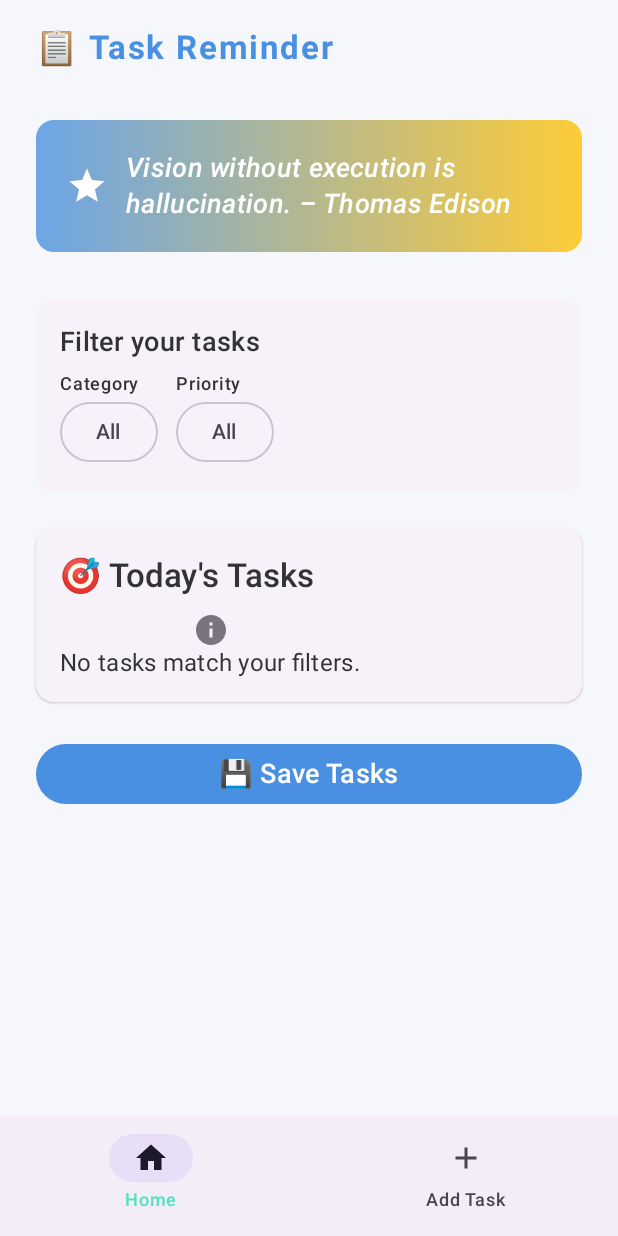
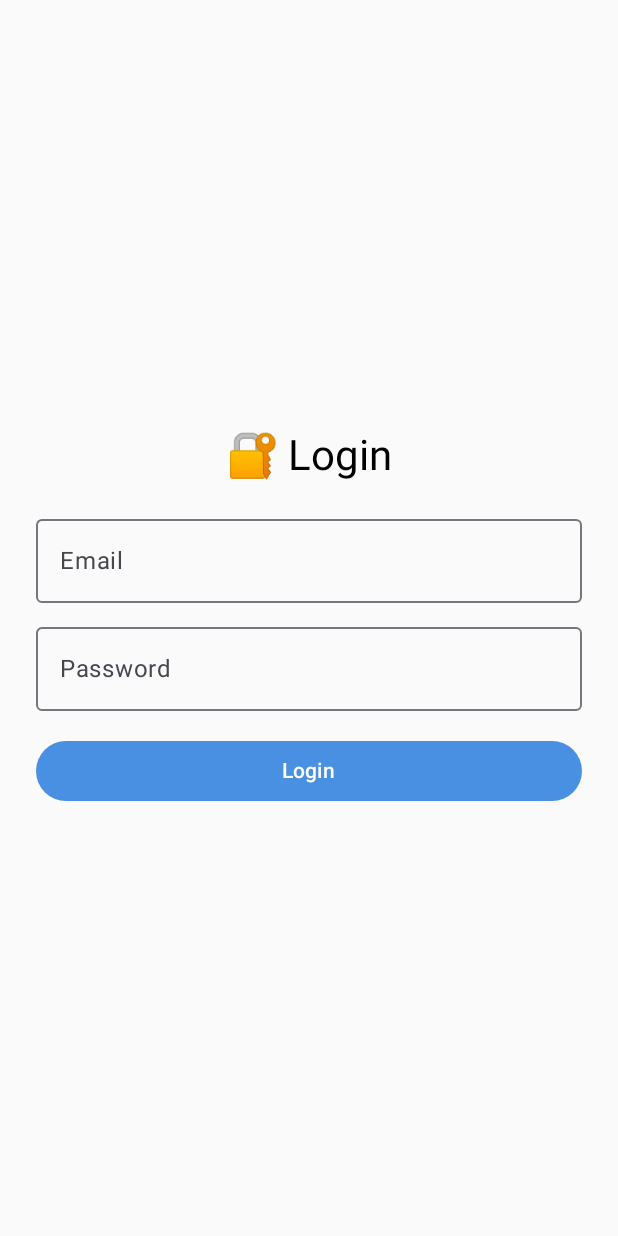
Before and after one commit to duynguyenminh84/Student_Application_Project, an Android app built with Jetpack Compose: the screen it shows after launch (MainActivity), on a phone screen of 412 x 824 dp. Run offline under Robolectric (Android 15) with nearby library versions, the phone set to English and light mode, and no system bars; our stand-ins replace Firebase (no records; nobody signed in at launch, a user with empty details on screens opened directly).

Commit message:
Application updated with Log In screen

```diff
--- a/app/build.gradle.kts
+++ b/app/build.gradle.kts
@@ -50,6 +50,8 @@
     implementation(libs.androidx.compose.ui.graphics)
     implementation(libs.androidx.compose.ui.tooling.preview)
     implementation(libs.androidx.compose.material3)
+    implementation(platform("com.google.firebase:firebase-bom:34.3.0"))
+    implementation("com.google.firebase:firebase-auth")
     testImplementation(libs.junit)
     androidTestImplementation(libs.androidx.junit)
     androidTestImplementation(libs.androidx.espresso.core)
@@ -58,3 +60,5 @@
     debugImplementation(libs.androidx.compose.ui.tooling)
     debugImplementation(libs.androidx.compose.ui.test.manifest)
 }
+
+apply(plugin = "com.google.gms.google-services")
--- a/app/src/main/java/com/duy842/student_application_project/MainActivity.kt
+++ b/app/src/main/java/com/duy842/student_application_project/MainActivity.kt
@@ -1,9 +1,12 @@
 package com.duy842.student_application_project
 
+import android.R.attr.password
 import android.os.Bundle
 import androidx.activity.ComponentActivity
 import androidx.activity.compose.setContent
-import androidx.activity.enableEdgeToEdge
+import androidx.compose.foundation.rememberScrollState
+import androidx.compose.foundation.verticalScroll
+import com.google.firebase.auth.FirebaseAuth
 import androidx.compose.ui.text.font.FontStyle
 import androidx.compose.ui.graphics.Color
 import androidx.compose.foundation.background
@@ -25,17 +28,26 @@
 import androidx.compose.ui.graphics.Brush
 import androidx.compose.ui.platform.LocalContext
 import androidx.compose.ui.text.font.FontWeight
+import androidx.compose.ui.text.input.PasswordVisualTransformation
 import androidx.compose.ui.unit.dp
 import androidx.compose.ui.unit.sp
 import com.duy842.student_application_project.ui.theme.Student_Application_ProjectTheme
+import com.google.firebase.FirebaseApp
 import kotlinx.coroutines.flow.first
 import kotlinx.coroutines.launch
 
 class MainActivity : ComponentActivity() {
     override fun onCreate(savedInstanceState: Bundle?) {
+
         super.onCreate(savedInstanceState)
+
         setContent {
             Student_Application_ProjectTheme(dynamicColor = false) {
+                var isLoggedIn by remember { mutableStateOf(false) }
+
+                if (!isLoggedIn) {
+                    LoginScreen(onLoginSuccess = { isLoggedIn = true })
+                } else {
                     var currentScreen by remember { mutableStateOf(Screen.Home) }
 
                     Scaffold(
@@ -44,13 +56,23 @@
                                 NavigationBarItem(
                                     selected = currentScreen == Screen.Home,
                                     onClick = { currentScreen = Screen.Home },
-                                icon = { Icon(Icons.Default.Home, contentDescription = "Home") },
+                                    icon = {
+                                        Icon(
+                                            Icons.Default.Home,
+                                            contentDescription = "Home"
+                                        )
+                                    },
                                     label = { Text("Home") }
                                 )
                                 NavigationBarItem(
                                     selected = currentScreen == Screen.TaskManager,
                                     onClick = { currentScreen = Screen.TaskManager },
-                                icon = { Icon(Icons.Default.Add, contentDescription = "Add Task") },
+                                    icon = {
+                                        Icon(
+                                            Icons.Default.Add,
+                                            contentDescription = "Add Task"
+                                        )
+                                    },
                                     label = { Text("Add Task") }
                                 )
                             }
@@ -66,7 +88,14 @@
                 }
             }
         }
+
+
     }
+}
+
+
+
+
 
 enum class Screen {
     Home, TaskManager
@@ -79,6 +108,70 @@
     val priority: String,
     val isDone: Boolean = false
 )
+
+
+////////////////////////////////////////////////////////////
+
+@Composable
+fun LoginScreen(
+    onLoginSuccess: () -> Unit
+) {
+    var email by remember { mutableStateOf("") }
+    var password by remember { mutableStateOf("") }
+
+    Column(
+        modifier = Modifier
+            .fillMaxSize()
+            .padding(24.dp),
+        verticalArrangement = Arrangement.Center,
+        horizontalAlignment = Alignment.CenterHorizontally
+    ) {
+        Text("🔐 Login", style = MaterialTheme.typography.headlineMedium)
+
+        Spacer(modifier = Modifier.height(16.dp))
+
+        OutlinedTextField(
+            value = email,
+            onValueChange = { email = it },
+            label = { Text("Email") },
+            singleLine = true,
+            modifier = Modifier.fillMaxWidth()
+        )
+
+        Spacer(modifier = Modifier.height(8.dp))
+
+        OutlinedTextField(
+            value = password,
+            onValueChange = { password = it },
+            label = { Text("Password") },
+            singleLine = true,
+            visualTransformation = PasswordVisualTransformation(),
+            modifier = Modifier.fillMaxWidth()
+        )
+
+        Spacer(modifier = Modifier.height(16.dp))
+
+        Button(
+            onClick = {
+                onLoginSuccess() // ✅ No validation — logs in with any input
+            },
+            modifier = Modifier.fillMaxWidth()
+        ) {
+            Text("Login")
+        }
+    }
+}
+
+
+
+
+//////////////////////////////////////////////////////////////////////////////////////////////////////////////////
+
+
+
+
+
+
 
 @Composable
 fun HomeScreen() {
@@ -119,12 +212,20 @@
                 (selectedPriority == "All" || it.priority == selectedPriority)
     }
 
+    val scrollState = rememberScrollState()
+    Box(
+        modifier = Modifier
+            .fillMaxSize()
+            .background(MaterialTheme.colorScheme.background)
+    )
     Column(
         modifier = Modifier
             .fillMaxSize()
+            .verticalScroll(scrollState)
             .padding(horizontal = 24.dp, vertical = 16.dp),
         verticalArrangement = Arrangement.spacedBy(24.dp)
-    ) {
+    )
+    {
         // 🔹 App Title
         Text(
             text = "📋 Task Reminder",
@@ -141,6 +242,8 @@
 
         Box(
             modifier = Modifier
+                .fillMaxSize()
+                .background(MaterialTheme.colorScheme.background)
                 .fillMaxWidth()
                 .padding(vertical = 8.dp)
                 .background(
@@ -347,6 +450,19 @@
 }
 
 
+
+
+
+
+/////////////////////////////////////////////////////////////////////////////////////////
+
+
+
+
+
+
+
+
 @Composable
 fun TaskManagerScreen() {
     val context = LocalContext.current
@@ -356,12 +472,16 @@
     var selectedCategory by remember { mutableStateOf("Assignment") }
     var selectedPriority by remember { mutableStateOf("Medium") }
 
+    val scrollState = rememberScrollState()
+
     Column(
         modifier = Modifier
             .fillMaxSize()
+            .verticalScroll(scrollState)
             .padding(24.dp),
         verticalArrangement = Arrangement.spacedBy(16.dp)
-    ) {
+    )
+    {
         Text("📝 Add New Task", style = MaterialTheme.typography.titleLarge)
 
         OutlinedTextField(
--- a/build.gradle.kts
+++ b/build.gradle.kts
@@ -3,4 +3,5 @@
     alias(libs.plugins.android.application) apply false
     alias(libs.plugins.kotlin.android) apply false
     alias(libs.plugins.kotlin.compose) apply false
+    id("com.google.gms.google-services") version "4.4.0" apply false // ✅ Add this line
 }
```
Also changed, not shown: app/src/main/res/drawable/background.jpg (added). Lines whose indentation alone changed are shown as unchanged.
